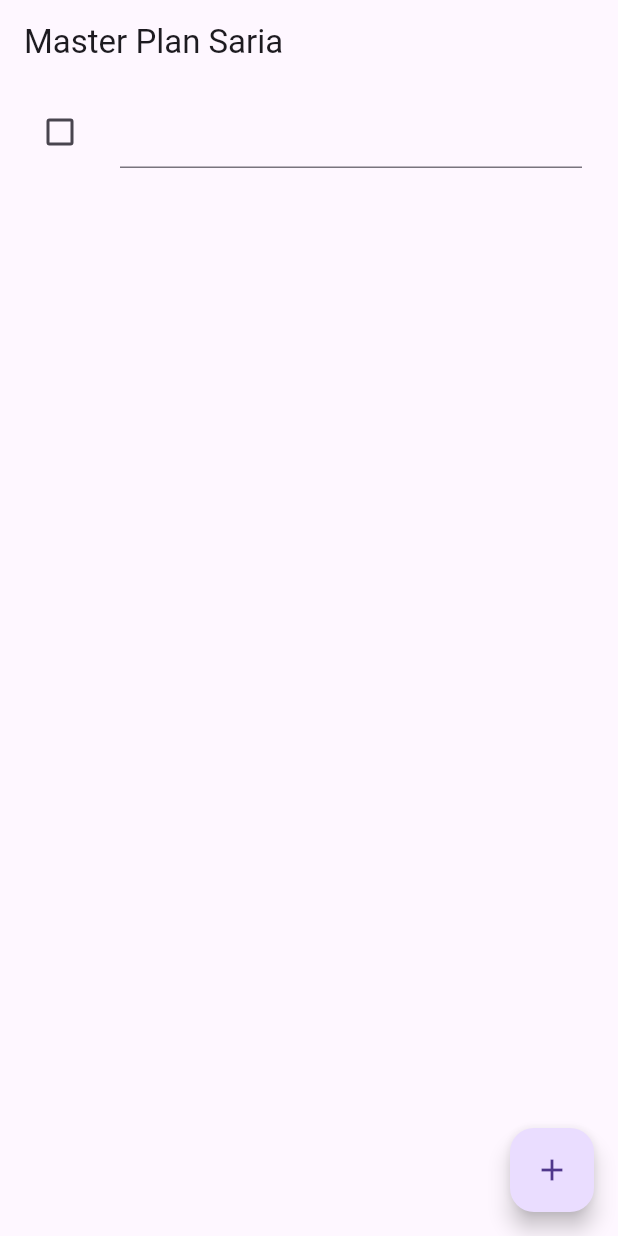
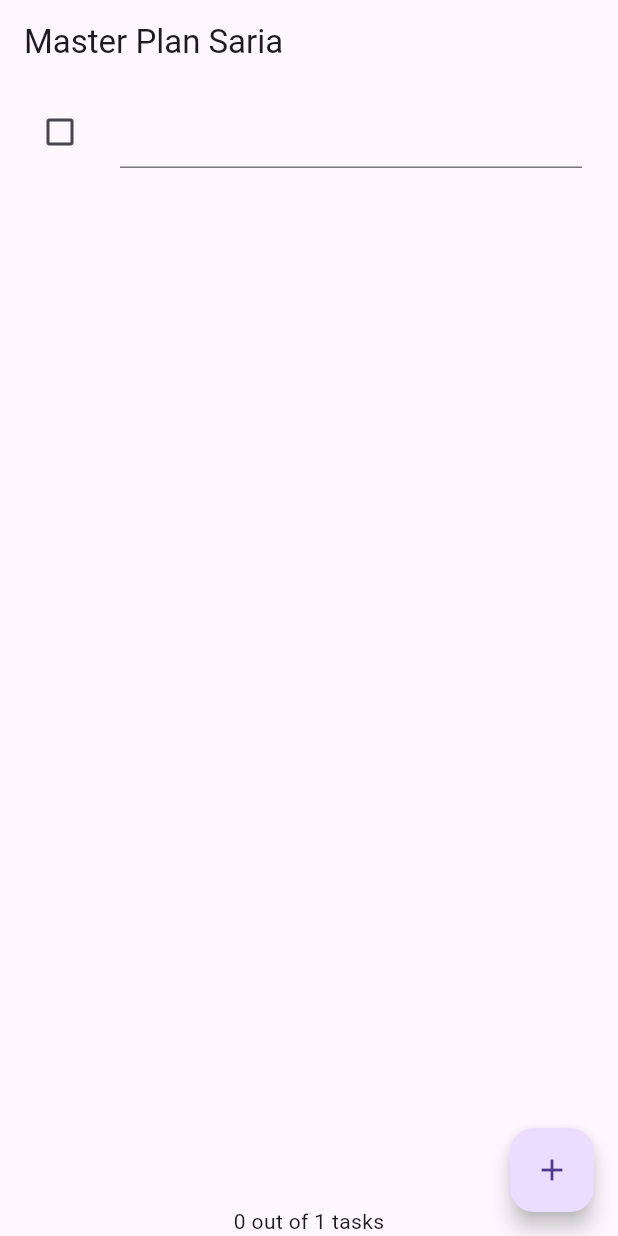
Before and after one commit to Sariafauzani/master_plan, a Flutter app: the screen it shows after launch, after a tap on the "add" icon, on a phone screen of 412 x 824 dp. Run offline on Flutter 3.47's test engine with Material 3 defaults, Android fonts, the phone set to English and light mode, and no system bars.

Commit message:
Prak 2: Edit method plan_screen.dart

```diff
--- a/lib/views/plan_screen.dart
+++ b/lib/views/plan_screen.dart
@@ -1,5 +1,6 @@
 import '../models/data_layer.dart';
 import 'package:flutter/material.dart';
+import '../provider/plan_provider.dart';
 
 class PlanScreen extends StatefulWidget {
   const PlanScreen({super.key});
@@ -9,7 +10,7 @@ class PlanScreen extends StatefulWidget {
 }
 
 class _PlanScreenState extends State<PlanScreen> {
-  Plan plan = const Plan();
+
   late ScrollController scrollController;
 
   @override
@@ -32,63 +33,70 @@ class _PlanScreenState extends State<PlanScreen> {
     return Scaffold(
       // ganti ‘Namaku' dengan Nama panggilan Anda
       appBar: AppBar(title: const Text('Master Plan Saria')),
-      body: _buildList(),
-      floatingActionButton: _buildAddTaskButton(),
+      body: ValueListenableBuilder<Plan>(
+        valueListenable: PlanProvider.of(context),
+        builder: (context, plan, child) {
+          return Column(
+            children: [
+              Expanded(child: _buildList(plan)),
+              SafeArea(child: Text(plan.completenessMessage)),
+            ],
+          );
+        },
+      ),
+      floatingActionButton: _buildAddTaskButton(context),
     );
   }
 
-  Widget _buildAddTaskButton() {
+  Widget _buildAddTaskButton(BuildContext context) {
+    ValueNotifier<Plan> planNotifier = PlanProvider.of(context);
     return FloatingActionButton(
       child: const Icon(Icons.add),
       onPressed: () {
-        setState(() {
-          plan = Plan(
-            name: plan.name,
-            tasks: List<Task>.from(plan.tasks)..add(const Task()),
+        Plan currentPlan = planNotifier.value;
+        planNotifier.value = Plan(
+          name: currentPlan.name,
+          tasks: List<Task>.from(currentPlan.tasks)..add(const Task()),
         );
-        });
       },
     );
   }
 
-  Widget _buildList() {
+  Widget _buildList(Plan plan) {
     return ListView.builder(
       controller: scrollController,
-      keyboardDismissBehavior: Theme.of(context).platform == TargetPlatform.iOS
-          ? ScrollViewKeyboardDismissBehavior.onDrag
-          : ScrollViewKeyboardDismissBehavior.manual,
       itemCount: plan.tasks.length,
-      itemBuilder: (context, index) => _buildTaskTile(plan.tasks[index], index),
+      itemBuilder: (context, index) =>
+          _buildTaskTile(plan.tasks[index], index, context),
     );
   }
 
-  Widget _buildTaskTile(Task task, int index) {
+  Widget _buildTaskTile(Task task, int index, BuildContext context) {
+    ValueNotifier<Plan> planNotifier = PlanProvider.of(context);
     return ListTile(
       leading: Checkbox(
         value: task.complete,
         onChanged: (selected) {
-          setState(() {
-            plan = Plan(
-              name: plan.name,
-              tasks: List<Task>.from(plan.tasks)
+          Plan currentPlan = planNotifier.value;
+          planNotifier.value = Plan(
+            name: currentPlan.name,
+            tasks: List<Task>.from(currentPlan.tasks)
               ..[index] = Task(
                 description: task.description,
                 complete: selected ?? false,
               ),
           );
-          });
         },
       ),
       title: TextFormField(
         initialValue: task.description,
         onChanged: (text) {
-          setState(() {
-            plan = Plan(
-              name: plan.name,
-              tasks: List<Task>.from(plan.tasks)
+          Plan currentPlan = planNotifier.value;
+          planNotifier.value = Plan(
+            name: currentPlan.name,
+            tasks: List<Task>.from(currentPlan.tasks)
               ..[index] = Task(description: text, complete: task.complete),
           );
-          });
         },
       ),
     );
```
Lines whose indentation alone changed are shown as unchanged.
